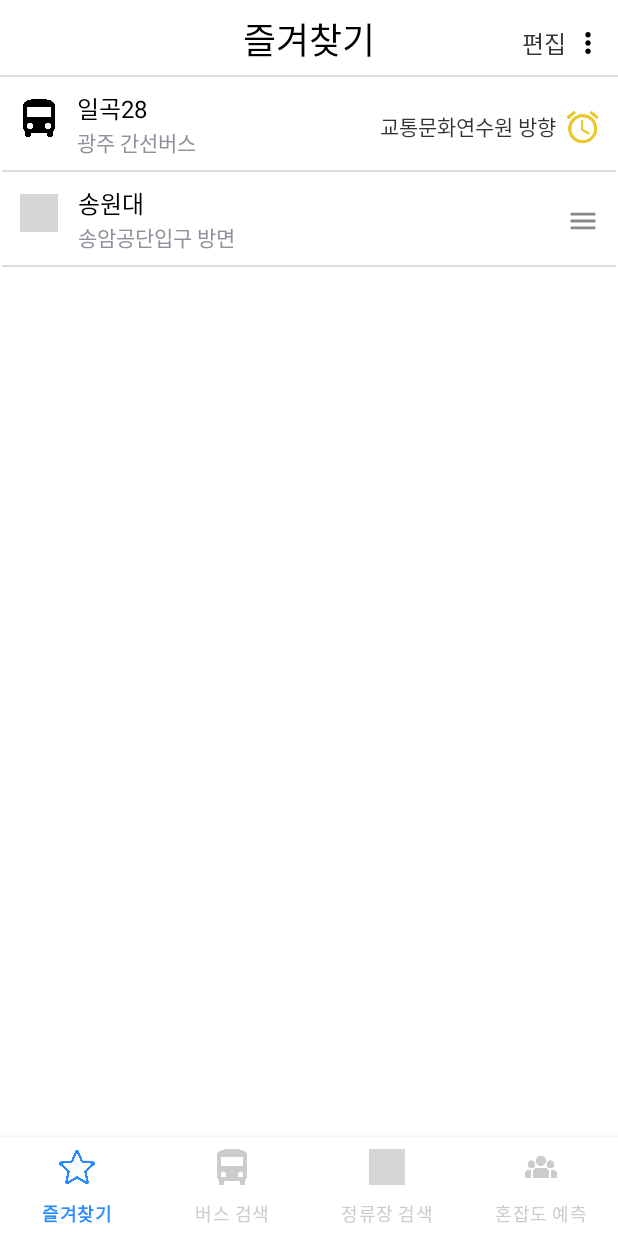
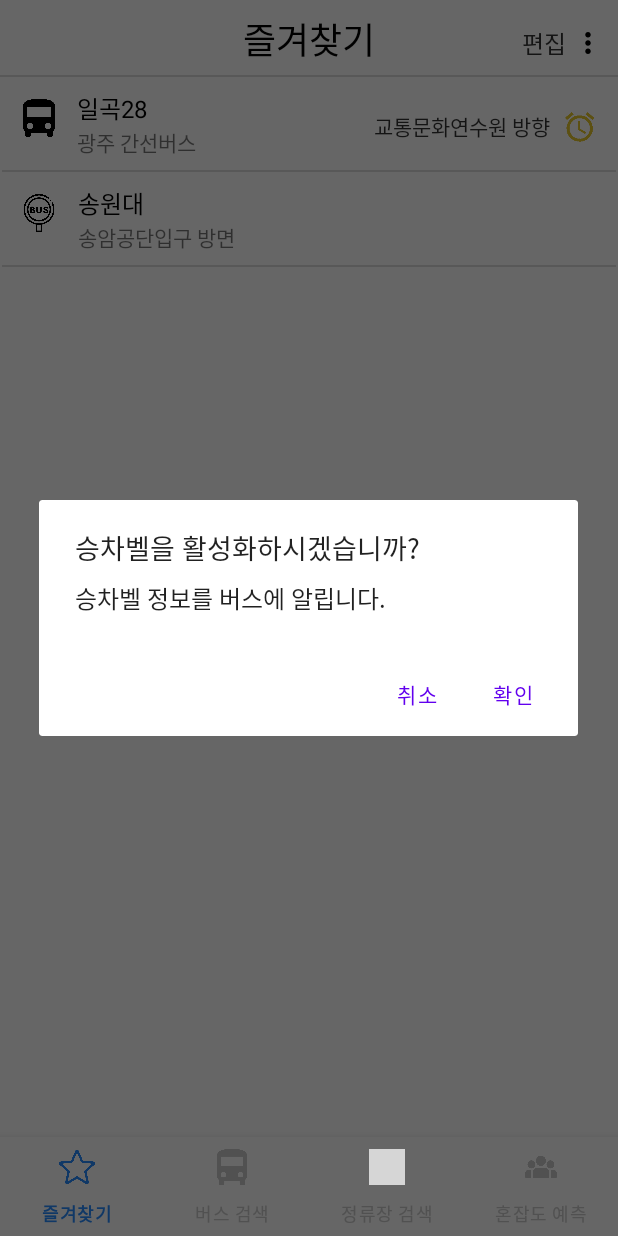
Before and after one commit to 2022-SMHRD-KDT-New-IoT-4/EveryBus, an Android app: the screen it shows after launch (MainActivity), after a tap on an icon or button, on a phone screen of 412 x 824 dp. Run offline under Robolectric (Android 15) with nearby library versions, the phone set to English and light mode, and no system bars; grey boxes are pictures that could not be loaded.

Commit message:
담희씨 요청사항 들어드림

```diff
--- a/app/src/main/java/com/example/everybus/BookmarkActivity.kt
+++ b/app/src/main/java/com/example/everybus/BookmarkActivity.kt
@@ -9,7 +9,9 @@ import android.widget.ImageButton
 import android.widget.ImageView
 import androidx.fragment.app.Fragment
 import androidx.recyclerview.widget.LinearLayoutManager
-
+import android.app.AlertDialog
+import android.content.DialogInterface
+import android.util.Log
 import androidx.recyclerview.widget.RecyclerView
 
 
@@ -17,28 +19,72 @@ import androidx.recyclerview.widget.RecyclerView
 class BookmarkActivity : Fragment() {
 
     // 즐겨찾기
-   override  fun onCreateView(
+    override fun onCreateView(
         inflater: LayoutInflater, container: ViewGroup?,
         savedInstanceState: Bundle?
-   ): View{
-       var view = inflater.inflate(R.layout.fragment_bookmark   , container, false)
+    ): View {
+        var view = inflater.inflate(R.layout.fragment_bookmark, container, false)
         val rc2 = view.findViewById<RecyclerView>(R.id.rc)
         var bookmarkList = ArrayList<BookmarkVO>()
 
 
-
         // 데이터 넣어주기
-       bookmarkList.add(BookmarkVO(R.drawable.bus,"일곡28","광주 간선버스","교통문화연수원 방향",R.drawable.ridebell))
-       bookmarkList.add(BookmarkVO(R.drawable.station, "송원대","송암공단입구 방면","", R.drawable.burger))
+        bookmarkList.add(
+            BookmarkVO(
+                R.drawable.bus,
+                "일곡28",
+                "광주 간선버스",
+                "교통문화연수원 방향",
+                R.drawable.ridebell
+            )
+        )
+        bookmarkList.add(BookmarkVO(R.drawable.busstop, "송원대", "송암공단입구 방면", "", 0))
 
         // 즐겨찾기 Adapter
-       val adapter = BookmarkAdapter(requireActivity().applicationContext,bookmarkList)
+        val adapter = BookmarkAdapter(requireContext(), bookmarkList, object : BookmarkAdapter.MyItemClickListener{
+            override fun onItemClick(position: Int) {
+
+
+                if (context != null && !activity?.isFinishing!!) {
+                    // 다이얼로그를 띄우는 코드
+                    val builder = AlertDialog.Builder(requireContext())
+                    builder.setTitle("AlertDialog 제목")
+                        .setMessage("AlertDialog 메시지")
+                        .setPositiveButton("확인") { _, _ ->
+                            // 확인 버튼을 눌렀을 때 처리하는 코드
+                        }
+                        .setNegativeButton("취소") { _, _ ->
+                            // 취소 버튼을 눌렀을 때 처리하는 코드
+                        }
+                    builder.create().show()
+                }else{
+                    Log.d("ㅡㅡ","너무 화난다")
+                }
+
+            }
+        })
+        rc2.layoutManager = LinearLayoutManager(this.context)
         rc2.adapter = adapter
-       rc2.layoutManager = LinearLayoutManager(this.context)
+
         return view
+
+//        if (isAdded){
+//            Log.d("들어왔니?", "들어왔어")
+//            val myAlertBuilder = AlertDialog.Builder(activity)
+//            // alert의 title과 Messege 세팅
+//            myAlertBuilder.setTitle("Alert")
+//            myAlertBuilder.setMessage("Click OK to continue, or Cancel to stop:")
+//            // 버튼 추가 (Ok 버튼과 Cancle 버튼 )
+//            myAlertBuilder.setPositiveButton("Ok",
+//                DialogInterface.OnClickListener { dialog, which -> // OK 버튼을 눌렸을 경우
+//                })
+//            myAlertBuilder.setNegativeButton("Cancle",
+//                DialogInterface.OnClickListener { dialog, which -> // Cancle 버튼을 눌렸을 경우
+//                })
+//            // Alert를 생성해주고 보여주는 메소드(show를 선언해야 Alert가 생성됨)
+//            myAlertBuilder.show()
+//        }
 
 
     }
-
-
 }
--- a/app/src/main/java/com/example/everybus/BookmarkAdapter.kt
+++ b/app/src/main/java/com/example/everybus/BookmarkAdapter.kt
@@ -1,6 +1,8 @@
 package com.example.everybus
 
+import android.app.AlertDialog
 import android.content.Context
+import android.util.Log
 import android.view.LayoutInflater
 import android.view.View
 import android.view.ViewGroup
@@ -8,24 +10,41 @@ import android.widget.ImageButton
 import android.widget.ImageView
 import android.widget.TextView
 import androidx.recyclerview.widget.RecyclerView
+import kotlinx.coroutines.NonDisposableHandle.parent
 
-class BookmarkAdapter(val context: Context, val data: ArrayList<BookmarkVO>)
+class BookmarkAdapter(val context: Context, val data: ArrayList<BookmarkVO>, private val listener: MyItemClickListener)
     : RecyclerView.Adapter<BookmarkAdapter.ViewHolder>() {
+    interface MyItemClickListener {
+        fun onItemClick(position: Int)
+    }
+
+
+
 
         // 1. ViewHolder 생성
-        inner class ViewHolder(view: View):RecyclerView.ViewHolder(view){
+        inner class ViewHolder(view: View, listener:MyItemClickListener):RecyclerView.ViewHolder(view){
+            val view = view
             val tvName : TextView
             val tvRoute : TextView
             val tvKind : TextView
             val img1 : ImageView
             val img2 : ImageButton
+
           init {
               tvName = view.findViewById(R.id.tvName)
               tvRoute = view.findViewById(R.id.tvRoute)
               tvKind = view.findViewById(R.id.tvKind)
               img1 = view.findViewById(R.id.img1)
               img2 = view.findViewById(R.id.img2)
+              img2.setOnClickListener {
+                  listener.onItemClick(adapterPosition)
+              }
           }
+
+
+
+
+
         }
 
     // 2. implement members
@@ -33,7 +52,7 @@ class BookmarkAdapter(val context: Context, val data: ArrayList<BookmarkVO>)
         val inflater = LayoutInflater.from(context)
         // bookmark_list.xml : 즐겨찾기 목록
         val view = inflater.inflate(R.layout.list_bookmark, parent, false)
-        return ViewHolder(view)
+        return ViewHolder(view, listener)
     }
 
     override fun getItemCount(): Int {
@@ -43,6 +62,8 @@ class BookmarkAdapter(val context: Context, val data: ArrayList<BookmarkVO>)
     var click = false
     var cnt = 0
     override fun onBindViewHolder(holder: ViewHolder, position: Int) {
+
+        val item = data[position]
         // 버스&정류장 이름
         holder.tvName.text = data[position].Name
         // 버스 종류, 정류장의 경우 방면
@@ -61,9 +82,27 @@ class BookmarkAdapter(val context: Context, val data: ArrayList<BookmarkVO>)
             }else{
                 holder.img2.setImageResource(R.drawable.ridebell)
             }
+            Log.d("ㅡㅡ","너무 화난다")
+            if (context != null) {
+                // 다이얼로그를 띄우는 코드
+                val builder = AlertDialog.Builder(context)
+                builder.setTitle("승차벨을 활성화하시겠습니까?")
+                    .setMessage("승차벨 정보를 버스에 알립니다.")
+                    .setPositiveButton("확인") { _, _ ->
+                        // 확인 버튼을 눌렀을 때 처리하는 코드
+                    }
+                    .setNegativeButton("취소") { _, _ ->
+                        // 취소 버튼을 눌렀을 때 처리하는 코드
+                    }
+                builder.create().show()
+            }else{
+                Log.d("ㅡㅡ","너무 화난다")
+            }
+        }
 
-        }
     }
 
 
+
+
 }
--- a/app/src/main/java/com/example/everybus/BusRouteActivity.kt
+++ b/app/src/main/java/com/example/everybus/BusRouteActivity.kt
@@ -172,7 +172,7 @@ class BusRouteActivity : AppCompatActivity() {
                                 Log.d("busStop 요기야", busStop.toString())
 
 
-                                val con:Array<String> = arrayOf("매우 혼잡","보통","혼잡","매우혼잡","여유","여유","매우 혼잡","보통","혼잡","매우혼잡","여유","여유")
+                                val con:Array<String> = arrayOf("매우 혼잡","보통","혼잡","매우혼잡","여유","여유","매우 혼잡","보통","혼잡","매우혼잡","여유","여유","매우 혼잡","보통","혼잡","매우혼잡","여유","여유","매우 혼잡","보통","혼잡","매우혼잡","여유","여유")
 
                                 for(j in 0 until busStop.size) {
                                     Log.d("c", c.toString())
--- a/app/src/main/java/com/example/everybus/BusStationActivity.kt
+++ b/app/src/main/java/com/example/everybus/BusStationActivity.kt
@@ -77,7 +77,7 @@ class BusStationActivity: AppCompatActivity() {
                         // 첫 번째 - 남은 정류소 개수
                         val bsRemainStop1 = bus.getString("REMAIN_STOP")
                         // 첫 번째 - 혼잡 정보
-                        val bsConfusion1 = "보통"
+                        val bsConfusion1 = "매우혼잡"
 
                         // BusStationVO에 데이터 추가
                         data.add(BusStationVO(R.drawable.star_bus,bsLineKind,bsLineName,bsNextBusStop, bsRemainMin1
--- a/app/src/main/java/com/example/everybus/busStationAdapter.kt
+++ b/app/src/main/java/com/example/everybus/busStationAdapter.kt
@@ -14,6 +14,7 @@ import com.google.gson.Gson
 
 class busStationAdapter(var context: Context, var data:ArrayList<BusStationVO>):
     RecyclerView.Adapter<busStationAdapter.ViewHolder>() {
+
     inner class ViewHolder(view: View) : RecyclerView.ViewHolder(view) {
         // 즐겨찾기 이미지
         val imgBS_bm : ImageButton
--- a/app/src/main/res/layout/fragment_bookmark.xml
+++ b/app/src/main/res/layout/fragment_bookmark.xml
@@ -2,7 +2,7 @@
 <androidx.constraintlayout.widget.ConstraintLayout xmlns:android="http://schemas.android.com/apk/res/android"
     xmlns:app="http://schemas.android.com/apk/res-auto"
     xmlns:tools="http://schemas.android.com/tools"
-    android:id="@+id/frameLayout"
+    android:id="@+id/bookmark"
     android:layout_width="match_parent"
     android:layout_height="match_parent"
     tools:context=".BookmarkActivity">
--- a/app/src/main/res/layout/list_bookmark.xml
+++ b/app/src/main/res/layout/list_bookmark.xml
@@ -60,10 +60,11 @@
 
     <ImageButton
         android:id="@+id/img2"
-        android:layout_width="28dp"
-        android:layout_height="28dp"
+        android:layout_width="32dp"
+        android:layout_height="24dp"
         android:layout_marginEnd="8dp"
         android:background="@null"
+        android:onClick="onClickShowAlert"
         android:scaleType="centerInside"
         app:layout_constraintBottom_toBottomOf="parent"
         app:layout_constraintEnd_toEndOf="parent"
--- a/app/src/main/res/layout/list_bus_station.xml
+++ b/app/src/main/res/layout/list_bus_station.xml
@@ -138,7 +138,7 @@
         android:layout_width="wrap_content"
         android:layout_height="wrap_content"
         android:orientation="vertical"
-        app:layout_constraintGuide_begin="218dp" />
+        app:layout_constraintGuide_end="206dp" />
 
 
 </androidx.constraintlayout.widget.ConstraintLayout>
```
Also changed, not shown: app/src/main/java/com/example/everybus/DialogFragment.kt (added, +59 -0 lines), app/src/main/res/layout/fragment_dialog.xml (added, +14 -0 lines). Lines whose indentation alone changed are shown as unchanged.
